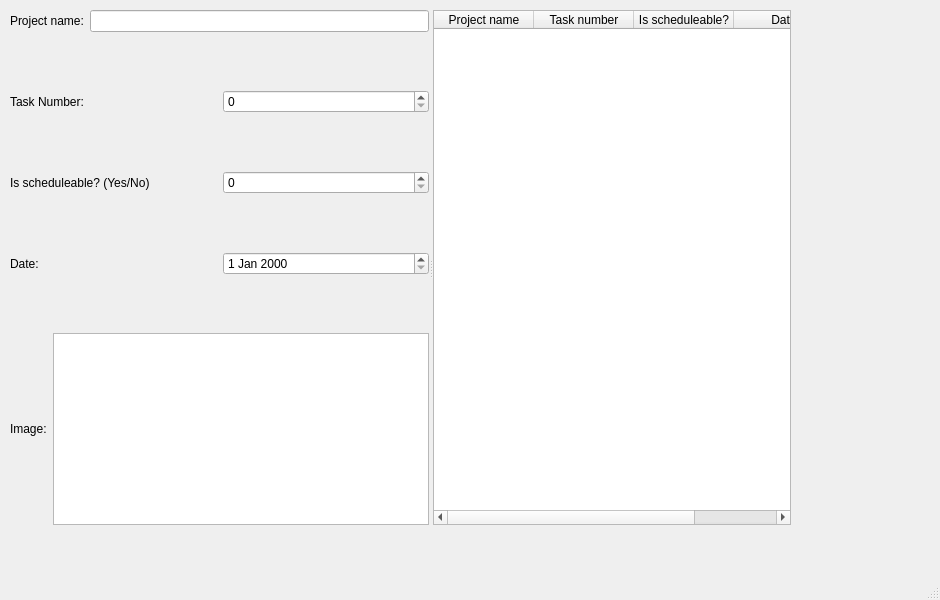
Above: database.ui from feichay10/Server-Proyecto-Final-SOA before the change. Below: the same form after it.
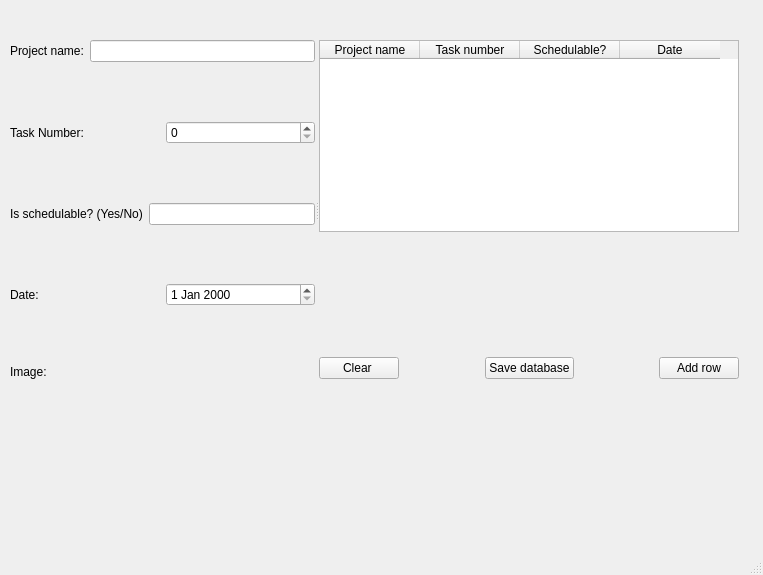
That is the form after the change.

Diff of the .ui file:
```diff
--- a/database.ui
+++ b/database.ui
@@ -6,8 +6,8 @@
    <rect>
     <x>0</x>
     <y>0</y>
-    <width>940</width>
-    <height>600</height>
+    <width>763</width>
+    <height>575</height>
    </rect>
   </property>
   <property name="windowTitle">
@@ -18,9 +18,9 @@
     <property name="geometry">
      <rect>
       <x>10</x>
-      <y>10</y>
-      <width>781</width>
-      <height>515</height>
+      <y>40</y>
+      <width>729</width>
+      <height>339</height>
      </rect>
     </property>
     <property name="orientation">
@@ -29,7 +29,7 @@
     <widget class="QWidget" name="">
      <layout class="QVBoxLayout" name="verticalLayout">
       <item>
-       <layout class="QHBoxLayout" name="horizontalLayout">
+       <layout class="QHBoxLayout" name="horizontalLayout_5">
         <item>
          <widget class="QLabel" name="label_ProjectName">
           <property name="text">
@@ -56,7 +56,7 @@
        </spacer>
       </item>
       <item>
-       <layout class="QHBoxLayout" name="horizontalLayout_2">
+       <layout class="QHBoxLayout" name="horizontalLayout_4">
         <item>
          <widget class="QLabel" name="label_TaskNum">
           <property name="text">
@@ -83,16 +83,16 @@
        </spacer>
       </item>
       <item>
-       <layout class="QHBoxLayout" name="horizontalLayout_3">
+       <layout class="QHBoxLayout" name="horizontalLayout">
         <item>
          <widget class="QLabel" name="label_IsScheduleable">
           <property name="text">
-           <string>Is scheduleable? (Yes/No)</string>
+           <string>Is schedulable? (Yes/No)</string>
           </property>
          </widget>
         </item>
         <item>
-         <widget class="QSpinBox" name="spinBox_IsScheduleable"/>
+         <widget class="QLineEdit" name="lineEdit_ProjectName_2"/>
         </item>
        </layout>
       </item>
@@ -110,7 +110,7 @@
        </spacer>
       </item>
       <item>
-       <layout class="QHBoxLayout" name="horizontalLayout_4">
+       <layout class="QHBoxLayout" name="horizontalLayout_3">
         <item>
          <widget class="QLabel" name="label_Date">
           <property name="text">
@@ -137,7 +137,7 @@
        </spacer>
       </item>
       <item>
-       <layout class="QHBoxLayout" name="horizontalLayout_5">
+       <layout class="QHBoxLayout" name="horizontalLayout_2">
         <item>
          <widget class="QLabel" name="label_Image">
           <property name="text">
@@ -146,12 +146,19 @@
          </widget>
         </item>
         <item>
-         <widget class="QGraphicsView" name="graphicsView_Image"/>
+         <widget class="QLabel" name="label_LoadImage">
+          <property name="text">
+           <string/>
+          </property>
+         </widget>
         </item>
        </layout>
       </item>
      </layout>
     </widget>
+    <widget class="QWidget" name="">
+     <layout class="QVBoxLayout" name="verticalLayout_2">
+      <item>
     <widget class="QTableWidget" name="tableWidget">
      <column>
       <property name="text">
@@ -165,7 +172,7 @@
      </column>
      <column>
       <property name="text">
-       <string>Is scheduleable?</string>
+          <string>Schedulable?</string>
       </property>
      </column>
      <column>
@@ -174,6 +181,73 @@
       </property>
      </column>
     </widget>
+      </item>
+      <item>
+       <spacer name="verticalSpacer_5">
+        <property name="orientation">
+         <enum>Qt::Vertical</enum>
+        </property>
+        <property name="sizeHint" stdset="0">
+         <size>
+          <width>20</width>
+          <height>40</height>
+         </size>
+        </property>
+       </spacer>
+      </item>
+      <item>
+       <layout class="QHBoxLayout" name="horizontalLayout_6">
+        <item>
+         <widget class="QPushButton" name="pushButton_Clear">
+          <property name="text">
+           <string>Clear </string>
+          </property>
+         </widget>
+        </item>
+        <item>
+         <spacer name="horizontalSpacer_2">
+          <property name="orientation">
+           <enum>Qt::Horizontal</enum>
+          </property>
+          <property name="sizeHint" stdset="0">
+           <size>
+            <width>40</width>
+            <height>20</height>
+           </size>
+          </property>
+         </spacer>
+        </item>
+        <item>
+         <widget class="QPushButton" name="pushButton_SaveDB">
+          <property name="text">
+           <string>Save database</string>
+          </property>
+         </widget>
+        </item>
+        <item>
+         <spacer name="horizontalSpacer_3">
+          <property name="orientation">
+           <enum>Qt::Horizontal</enum>
+          </property>
+          <property name="sizeHint" stdset="0">
+           <size>
+            <width>40</width>
+            <height>20</height>
+           </size>
+          </property>
+         </spacer>
+        </item>
+        <item>
+         <widget class="QPushButton" name="pushButton_AddRow">
+          <property name="text">
+           <string>Add row</string>
+          </property>
+         </widget>
+        </item>
+       </layout>
+      </item>
+     </layout>
+    </widget>
    </widget>
   </widget>
   <widget class="QMenuBar" name="menubar">
```
Left out of the diff: 2 changed lines with no effect on the pictures. Lines whose indentation alone changed are shown as unchanged.
